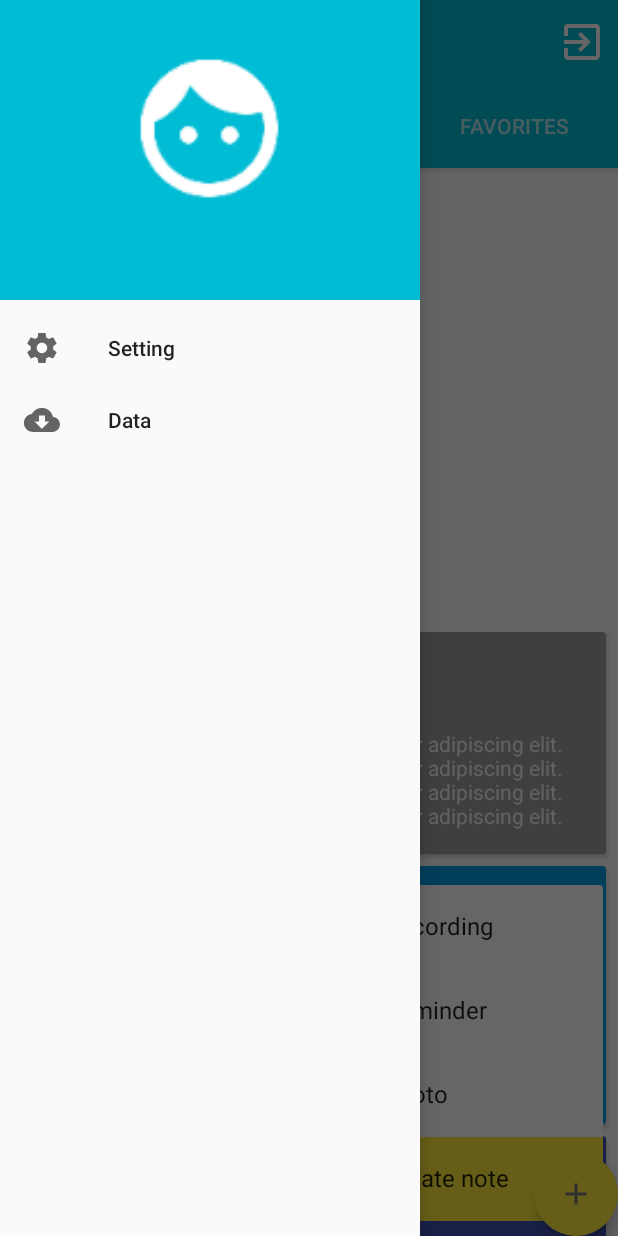
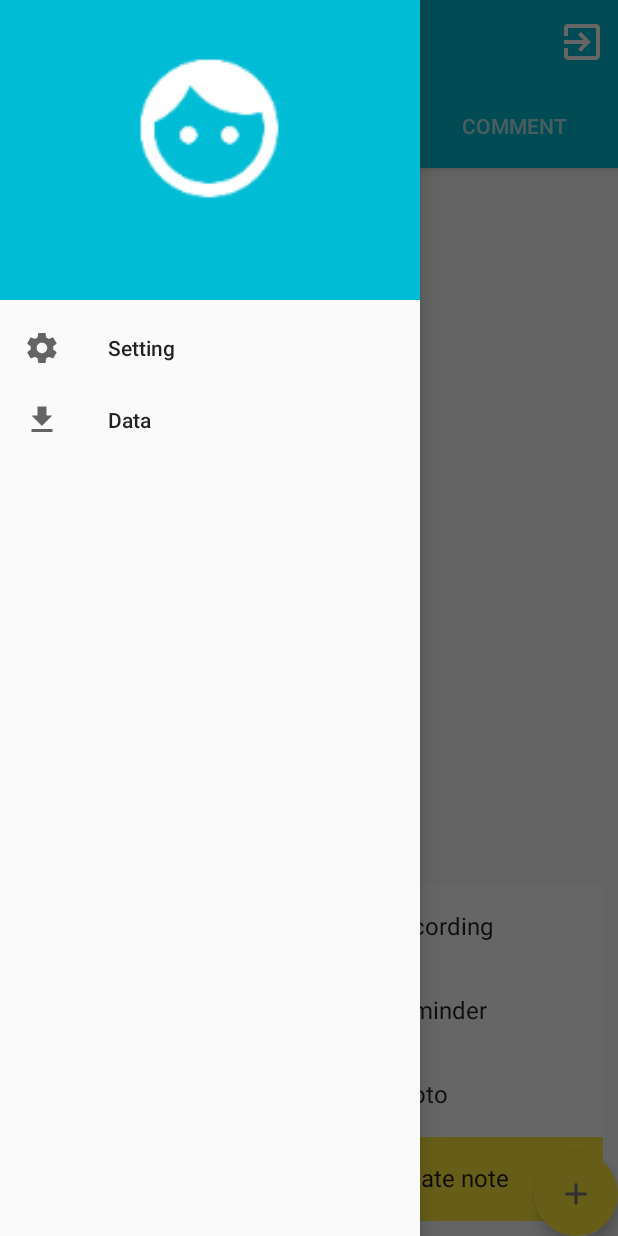
Before and after one commit to Lime2015/MyPol2, an Android app: the MainActivity screen opened directly, with no data from a screen before it, with the side drawer open, on a phone screen of 412 x 824 dp. Run offline under Robolectric (Android 15) with nearby library versions, the phone set to English and light mode, and no system bars; libraries missing offline, so code that uses them is left out: com.gordonwong.materialsheetfab, com.kakao; plain views replace DimOverlayFrameLayout, RevealLinearLayout; 7 statements that could not run were skipped.

```diff
--- a/mypol/src/main/java/com/lime/mypol/activity/MainActivity.java
+++ b/mypol/src/main/java/com/lime/mypol/activity/MainActivity.java
@@ -203,11 +203,11 @@ public class MainActivity extends AppCompatActivity implements View.OnClickListe
             case MainPagerAdapter.MENUS_POS:
                 materialSheetFab.showFab();
                 break;
-            case MainPagerAdapter.SHARED_POS:
+            case MainPagerAdapter.MYPOL_POS:
                 materialSheetFab.showFab(0,
                         -getResources().getDimensionPixelSize(R.dimen.snackbar_height));
                 break;
-            case MainPagerAdapter.FAVORITES_POS:
+            case MainPagerAdapter.COMMENT_POS:
             default:
                 materialSheetFab.hideSheetThenFab();
                 break;
@@ -222,11 +222,11 @@ public class MainActivity extends AppCompatActivity implements View.OnClickListe
     private void updateSnackbar(int selectedPage) {
         View snackbar = findViewById(R.id.snackbar);
         switch (selectedPage) {
-            case MainPagerAdapter.SHARED_POS:
+            case MainPagerAdapter.MYPOL_POS:
                 snackbar.setVisibility(View.VISIBLE);
                 break;
             case MainPagerAdapter.MENUS_POS:
-            case MainPagerAdapter.FAVORITES_POS:
+            case MainPagerAdapter.COMMENT_POS:
             default:
                 snackbar.setVisibility(View.GONE);
                 break;
--- a/mypol/src/main/java/com/lime/mypol/adapter/MainPagerAdapter.java
+++ b/mypol/src/main/java/com/lime/mypol/adapter/MainPagerAdapter.java
@@ -6,7 +6,6 @@ import android.support.v4.app.FragmentManager;
 import android.support.v4.app.FragmentPagerAdapter;
 
 import com.lime.mypol.R;
-import com.lime.mypol.fragment.AllFragment;
 import com.lime.mypol.fragment.FavoritesFragment;
 import com.lime.mypol.fragment.MenusFragment;
 import com.lime.mypol.fragment.SharedFragment;
@@ -21,8 +20,8 @@ public class MainPagerAdapter extends FragmentPagerAdapter {
 
 	public static final int NUM_ITEMS = 3;
 	public static final int MENUS_POS = 0;
-	public static final int SHARED_POS = 1;
-	public static final int FAVORITES_POS = 2;
+	public static final int MYPOL_POS = 1;
+	public static final int COMMENT_POS = 2;
 
 	private Context context;
 
@@ -36,9 +35,9 @@ public class MainPagerAdapter extends FragmentPagerAdapter {
 		switch (position) {
 		case MENUS_POS:
 			return MenusFragment.newInstance();
-		case SHARED_POS:
+		case MYPOL_POS:
 			return SharedFragment.newInstance();
-		case FAVORITES_POS:
+		case COMMENT_POS:
 			return FavoritesFragment.newInstance();
 		default:
 			return null;
@@ -50,10 +49,10 @@ public class MainPagerAdapter extends FragmentPagerAdapter {
 		switch (position) {
 		case MENUS_POS:
 			return context.getString(R.string.menus);
-		case SHARED_POS:
-			return context.getString(R.string.shared);
-		case FAVORITES_POS:
-			return context.getString(R.string.favorites);
+		case MYPOL_POS:
+			return context.getString(R.string.mypol);
+		case COMMENT_POS:
+			return context.getString(R.string.comment);
 		default:
 			return "";
 		}
--- a/mypol/src/main/res/layout/fragment_menus.xml
+++ b/mypol/src/main/res/layout/fragment_menus.xml
@@ -1,6 +1,6 @@
 <?xml version="1.0" encoding="utf-8"?>
 <android.support.v7.widget.RecyclerView
-    android:id="@+id/notes_list"
+    android:id="@+id/menus_list"
     style="@style/Widget.MaterialSheetFab.Note.List"
     xmlns:android="http://schemas.android.com/apk/res/android"
     android:paddingBottom="@dimen/note_spacing" />
--- a/mypol/src/main/res/menu/menu_drawer_member.xml
+++ b/mypol/src/main/res/menu/menu_drawer_member.xml
@@ -10,7 +10,7 @@
 
     <item
         android:id="@+id/menu_drawer_member_data"
-        android:icon="@drawable/ic_cloud_download_black_48dp"
+        android:icon="@drawable/ic_file_download_black_48dp"
         android:title="@string/data"
         app:showAsAction="always|withText" />
 
--- a/mypol/src/main/res/values/colors.xml
+++ b/mypol/src/main/res/values/colors.xml
@@ -25,4 +25,8 @@
         <item>#FD7044</item>
     </array>
 
+    <color name="menu_assemblyman">#689f38</color>
+    <color name="menu_bill">#FD7044</color>
+    <color name="menu_hallofhonor">#9f359c</color>
+
 </resources>
--- a/mypol/src/main/res/values/strings.xml
+++ b/mypol/src/main/res/values/strings.xml
@@ -20,5 +20,8 @@
     <string name="data">Data</string>
     <string name="watchMod">Watching Mod</string>
     <string name="menus">Menus</string>
+    <string name="mypol">MyPol</string>
+    <string name="comment">Comment</string>
+    <string name="assemblyman">Assemblyman</string>
 
 </resources>
```
Also changed, not shown: mypol/build.gradle (+6 -9 lines), mypol/src/main/java/com/lime/mypol/activity/MainLoginTypeActivity.java (+51 -5 lines), mypol/src/main/res/layout/activity_main_login_type.xml (+31 -9 lines), mypol/src/main/res/layout/activity_main.xml (indentation only), 2 other files.
